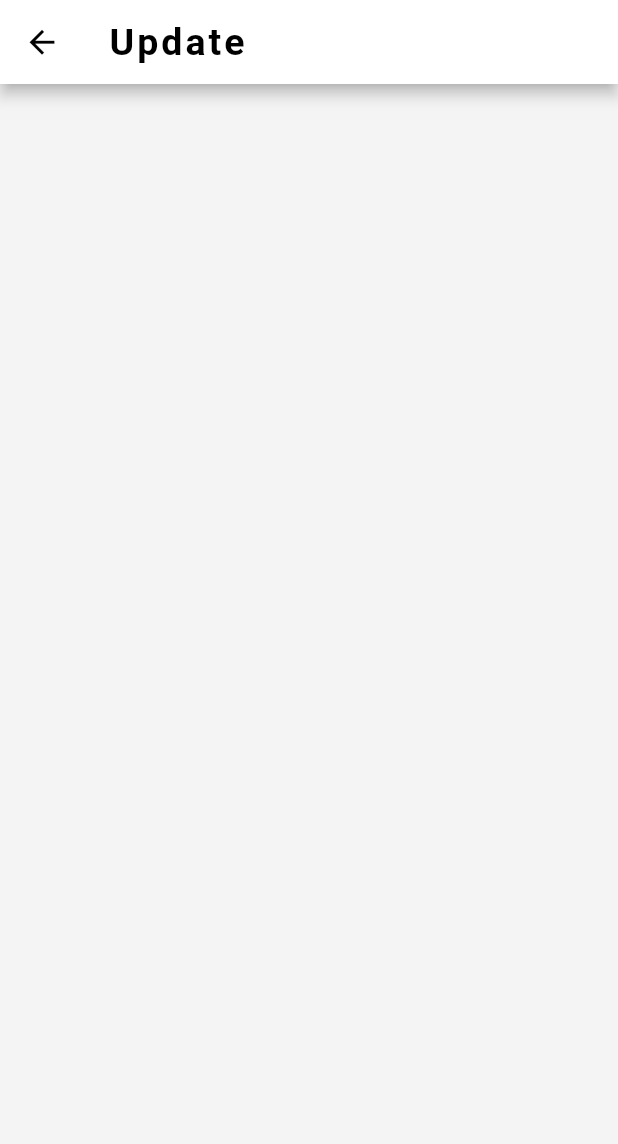
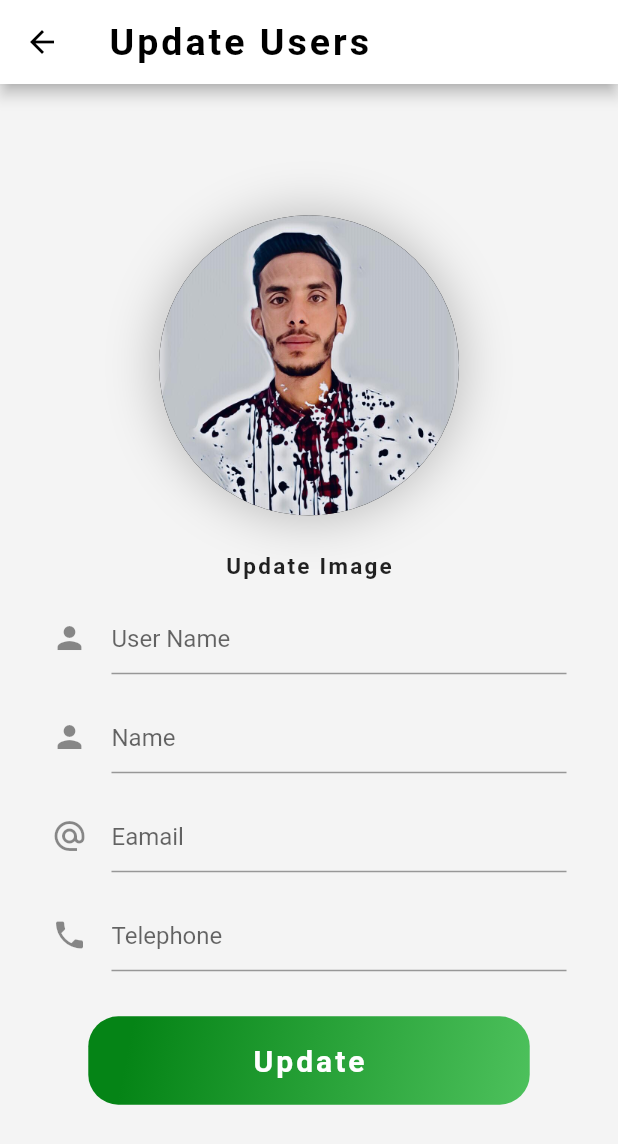
Before and after one commit to BenmoussaOthmane/Application, a Flutter app: the UPdateusers screen opened by its route, on a phone screen of 412 x 824 dp. Shown: the top 1144 px of the screen. Run offline on Flutter 3.47's test engine with Material 2 defaults, Android fonts, the phone set to English and light mode, and no system bars; our stand-ins replace cloud_firestore, curved_navigation_bar, firebase_auth, fluttertoast, geolocator, google_maps_flutter and 3 more; missing offline and left inert: dart:ffi, flutter_google_places, google_maps_webservice; accounts and stored records are empty.

Commit message:
Update UpdateUsers.dart

```diff
--- a/app/lib/screen/Updateusers.dart
+++ b/app/lib/screen/Updateusers.dart
@@ -11,23 +11,141 @@ class _UPdateusersState extends State<UPdateusers> {
   Widget build(BuildContext context) {
     return Scaffold(
       backgroundColor: Color(0xFFF4F4F4),
+
       appBar: AppBar(
         backgroundColor: Colors.white,
-        iconTheme:IconThemeData(
-          color: Colors.black,
-          size: 25
-        ),
         title: Text(
-          'Update',
+          'Update Users',
           style: TextStyle(
             color: Colors.black,
+            fontSize: 25,
             fontWeight: FontWeight.bold,
-            fontSize: 25,
-            letterSpacing: 2
+            letterSpacing: 2,
           ),
         ),
+        iconTheme: IconThemeData(color: Colors.black),
       ),
       body: Container(
+        height: double.infinity,
+        width: double.infinity,
+        child: Column(
+          mainAxisAlignment: MainAxisAlignment.center,
+          children: <Widget>[
+            Container(
+              height:200 ,
+              width: 200,
+              decoration: BoxDecoration(
+                color: Colors.black,
+                borderRadius: BorderRadius.all(
+                  Radius.circular(200)
+                ),
+                boxShadow: [
+                  BoxShadow(
+                    blurRadius: 30,
+                    color: Colors.black26
+                  )
+                ],
+                image: DecorationImage(
+                  fit: BoxFit.cover,
+                  image: AssetImage('assets/images/72377054_2431601263788855_84064381272326144_n (1).jpg'),
+                )
+              ),
+            ),
+            SizedBox(height: 10,),
+            Container(
+              child: FlatButton(
+                onPressed: null,
+                child:Text(
+                  'Update Image',
+                    style: TextStyle(
+                      color: Colors.black87,
+                      fontSize: 15,
+                      fontWeight: FontWeight.bold,
+                      letterSpacing: 1.5
+                    ),
+                )),
+            ),
+            Container(
+              // height: 20,
+              width: MediaQuery.of(context).size.width/1.2,
+              // color: Colors.black,
+              child: TextFormField(
+                decoration: InputDecoration(
+                  hintText: 'User Name',
+                  icon: Icon(Icons.person),
+                ),
+              ),
+            ),
+            SizedBox(height: 18,),
+            Container(
+              // height: 20,
+              width: MediaQuery.of(context).size.width/1.2,
+              // color: Colors.black,
+              child: TextFormField(
+                decoration: InputDecoration(
+                  hintText: 'Name',
+                  icon: Icon(Icons.person),
+                ),
+              ),
+            ),
+            SizedBox(height: 18,),
+            Container(
+              // height: 20,
+              width: MediaQuery.of(context).size.width/1.2,
+              // color: Colors.black,
+              child: TextFormField(
+                decoration: InputDecoration(
+                  hintText: 'Eamail',
+                  icon: Icon(Icons.alternate_email),
+                ),
+              ),
+            ),
+            SizedBox(height: 18,),
+            Container(
+              // height: 20,
+              width: MediaQuery.of(context).size.width/1.2,
+              // color: Colors.black,
+              child: TextFormField(
+                decoration: InputDecoration(
+                  hintText: 'Telephone',
+                  icon: Icon(Icons.phone),
+                ),
+              ),
+            ),
+            SizedBox(height: 30,),
+            Container(
+              height: MediaQuery.of(context).size.height/14,
+              width: MediaQuery.of(context).size.width/1.4,
+              // color: Colors.black,
+              decoration: BoxDecoration(
+                gradient: LinearGradient(
+                  begin: Alignment.topLeft,
+                  end: Alignment.bottomRight,
+                  stops: [0.1,1.0],
+                  colors: [
+                    Color(0xFF058416),
+                    Color(0xFF4DC15C),
+                  ]
+                ),
+                borderRadius: BorderRadius.all(
+                  Radius.circular(20)
+                )
+              ),
+              child: FlatButton(
+                onPressed: ()=>print('Update'),
+                child:Text(
+                  'Update',
+                  style: TextStyle(
+                    color: Colors.white,
+                    fontSize: 20,
+                    fontWeight: FontWeight.bold,
+                    letterSpacing: 2
+                  ),
+                )
+                ),
+            )
+          ],
+        ),
       ),
     );
   }
```
Also changed, not shown: 1 other file.
